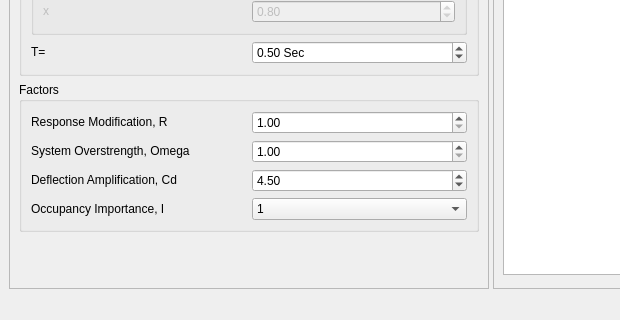
Above: widgets/main_window.ui from ebrahimraeyat/ASCE7-Earthquake before the change; both pictures show x 0 to 620 and y 553 to 873 of the 959 by 873 pixel window. Below: the same form after it.
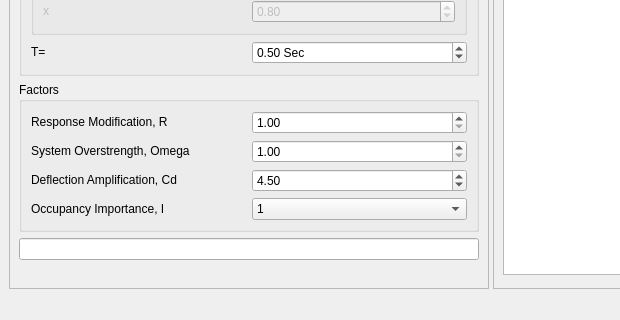
That is the form after the change.

Commit message: calculate and show cs

Diff of the .ui file:
```diff
--- a/widgets/main_window.ui
+++ b/widgets/main_window.ui
@@ -657,6 +657,13 @@
           </layout>
          </widget>
         </item>
+        <item>
+         <widget class="QLineEdit" name="cs_lineedit">
+          <property name="readOnly">
+           <bool>true</bool>
+          </property>
+         </widget>
+        </item>
         <item>
          <spacer name="verticalSpacer">
           <property name="orientation">
```
The commit also changes 1 other file.
